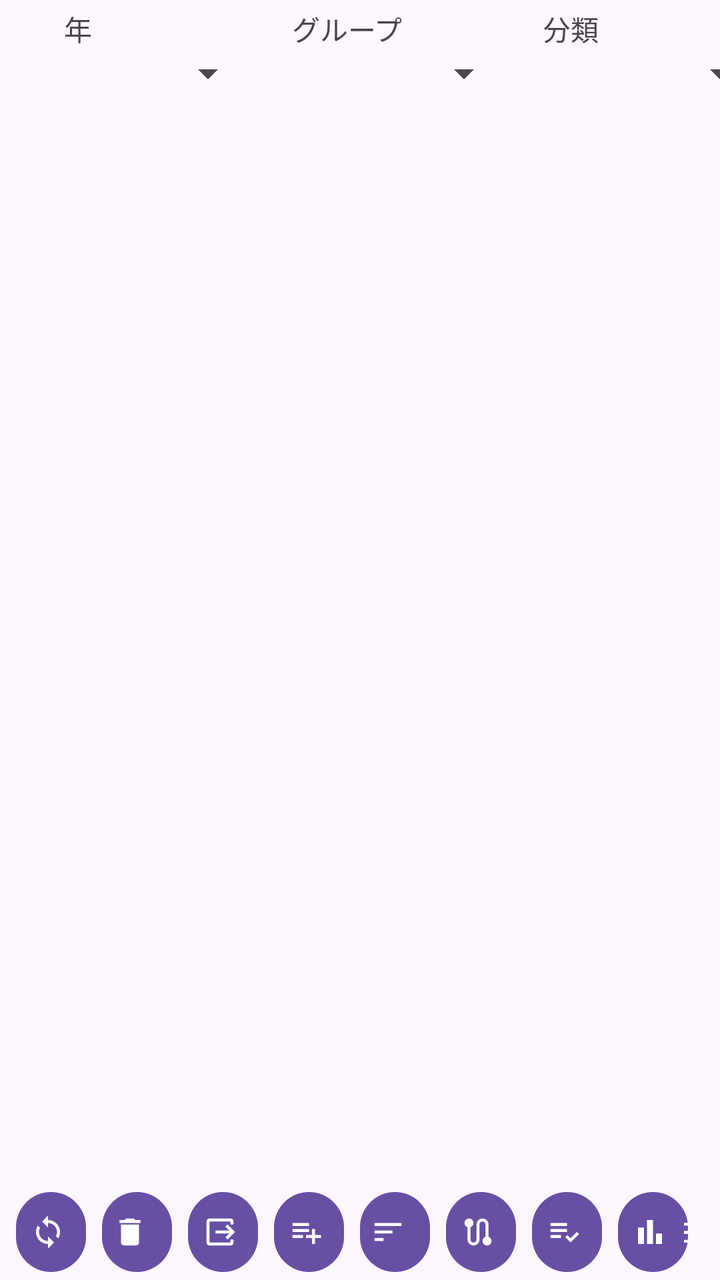
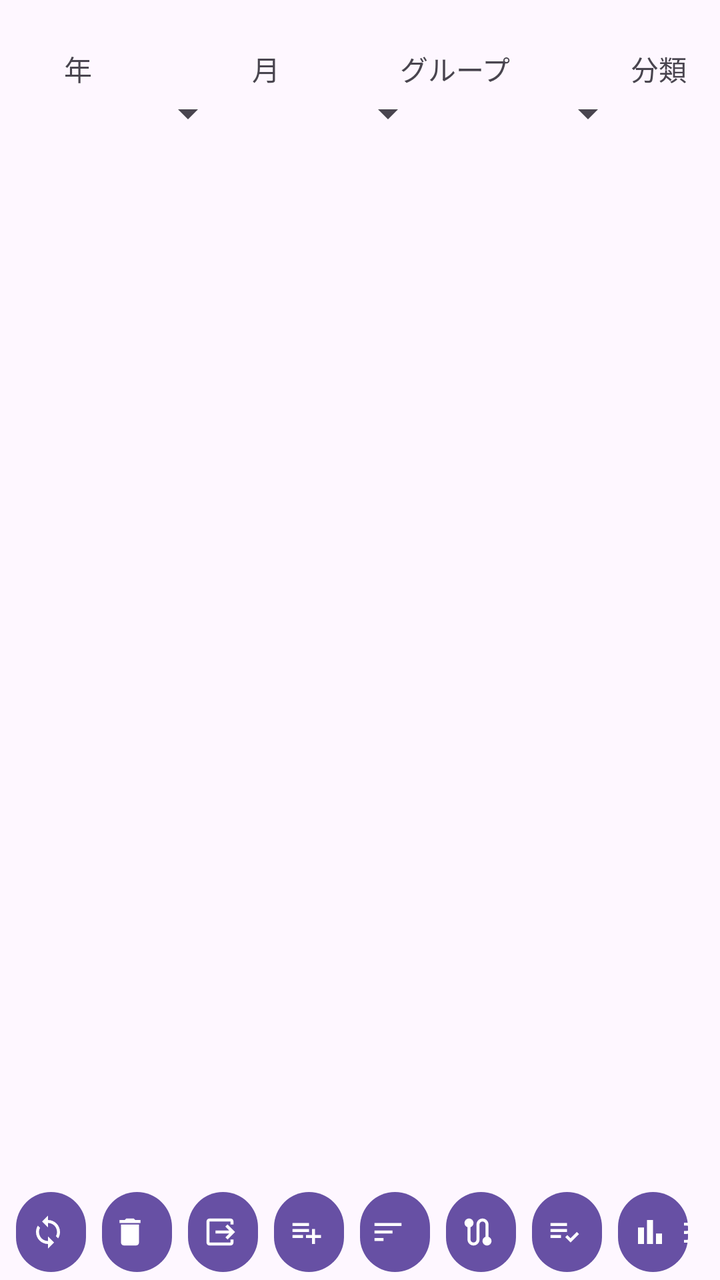

The first picture is an Android layout as it rendered before a commit; the second is the same layout after the commit. The layout source and the unified diff follow.
<!-- AndroidManifest.xml: application theme Theme.MyApplication4 -->
<!-- res/layout/activity_gps_trace_list.xml -->
<?xml version="1.0" encoding="utf-8"?>
<androidx.constraintlayout.widget.ConstraintLayout xmlns:android="http://schemas.android.com/apk/res/android"
    xmlns:app="http://schemas.android.com/apk/res-auto"
    xmlns:tools="http://schemas.android.com/tools"
    android:id="@+id/main"
    android:layout_width="match_parent"
    android:layout_height="match_parent"
    tools:context=".GpsTraceListActivity">

    <Spinner
        android:id="@+id/spinner7"
        android:layout_width="120dp"
        android:layout_height="wrap_content"
        android:layout_marginStart="8dp"
        app:layout_constraintStart_toStartOf="parent"
        app:layout_constraintTop_toBottomOf="@+id/textView34" />

    <Spinner
        android:id="@+id/spinner8"
        android:layout_width="120dp"
        android:layout_height="wrap_content"
        android:layout_marginStart="8dp"
        app:layout_constraintStart_toEndOf="@+id/spinner7"
        app:layout_constraintTop_toBottomOf="@+id/textView35" />

    <Spinner
        android:id="@+id/spinner9"
        android:layout_width="120dp"
        android:layout_height="wrap_content"
        android:layout_marginStart="8dp"
        app:layout_constraintStart_toEndOf="@+id/spinner8"
        app:layout_constraintTop_toBottomOf="@+id/textView36" />

    <Button
        android:id="@+id/button17"
        android:layout_width="35dp"
        android:layout_height="wrap_content"
        android:layout_marginStart="8dp"
        android:paddingLeft="7dp"
        app:icon="@drawable/ic_baseline_sync_24"
        app:layout_constraintBottom_toBottomOf="parent"
        app:layout_constraintStart_toStartOf="parent" />

    <Button
        android:id="@+id/button18"
        android:layout_width="35dp"
        android:layout_height="wrap_content"
        android:layout_marginStart="8dp"
        android:paddingLeft="5dp"
        app:icon="@drawable/ic_baseline_delete_24"
        app:layout_constraintBottom_toBottomOf="parent"
        app:layout_constraintStart_toEndOf="@+id/button17" />

    <Button
        android:id="@+id/button19"
        android:layout_width="35dp"
        android:layout_height="wrap_content"
        android:layout_marginStart="8dp"
        android:paddingLeft="5dp"
        app:icon="@drawable/ic_baseline_sort_24"
        app:layout_constraintBottom_toBottomOf="parent"
        app:layout_constraintStart_toEndOf="@+id/button27" />

    <Button
        android:id="@+id/button20"
        android:layout_width="35dp"
        android:layout_height="wrap_content"
        android:layout_marginStart="8dp"
        android:paddingLeft="7dp"
        android:paddingRight="0dp"
        app:icon="@drawable/ic_baseline_route_24"
        app:layout_constraintBottom_toBottomOf="parent"
        app:layout_constraintStart_toEndOf="@+id/button19" />

    <ListView
        android:id="@+id/gpsTraceListView"
        android:layout_width="0dp"
        android:layout_height="0dp"
        android:layout_marginStart="1dp"
        android:layout_marginEnd="1dp"
        app:layout_constraintBottom_toTopOf="@+id/button17"
        app:layout_constraintEnd_toEndOf="parent"
        app:layout_constraintStart_toStartOf="parent"
        app:layout_constraintTop_toBottomOf="@+id/spinner9" />

    <TextView
        android:id="@+id/textView34"
        android:layout_width="wrap_content"
        android:layout_height="wrap_content"
        android:layout_marginStart="32dp"
        android:layout_marginTop="4dp"
        android:text="年"
        app:layout_constraintStart_toStartOf="parent"
        app:layout_constraintTop_toTopOf="parent" />

    <TextView
        android:id="@+id/textView35"
        android:layout_width="wrap_content"
        android:layout_height="wrap_content"
        android:layout_marginStart="100dp"
        android:layout_marginTop="4dp"
        android:text="グループ"
        app:layout_constraintStart_toEndOf="@+id/textView34"
        app:layout_constraintTop_toTopOf="parent" />

    <TextView
        android:id="@+id/textView36"
        android:layout_width="wrap_content"
        android:layout_height="wrap_content"
        android:layout_marginStart="70dp"
        android:layout_marginTop="4dp"
        android:text="分類"
        app:layout_constraintStart_toEndOf="@+id/textView35"
        app:layout_constraintTop_toTopOf="parent" />

    <Button
        android:id="@+id/button25"
        android:layout_width="35dp"
        android:layout_height="wrap_content"
        android:layout_marginStart="8dp"
        android:paddingLeft="7dp"
        app:icon="@drawable/ic_outline_playlist_add_check_24"
        app:layout_constraintBottom_toBottomOf="parent"
        app:layout_constraintStart_toEndOf="@+id/button20" />

    <Button
        android:id="@+id/button27"
        android:layout_width="35dp"
        android:layout_height="wrap_content"
        android:layout_marginStart="8dp"
        android:paddingLeft="7dp"
        android:paddingRight="0dp"
        app:icon="@drawable/ic_baseline_playlist_add_24"
        app:layout_constraintBottom_toBottomOf="parent"
        app:layout_constraintStart_toEndOf="@+id/button28" />

    <Button
        android:id="@+id/button28"
        android:layout_width="35dp"
        android:layout_height="wrap_content"
        android:layout_marginStart="8dp"
        android:paddingLeft="7dp"
        android:paddingRight="0dp"
        app:icon="@drawable/ic_baseline_output_24"
        app:layout_constraintBottom_toBottomOf="parent"
        app:layout_constraintStart_toEndOf="@+id/button18" />

    <Button
        android:id="@+id/button"
        android:layout_width="35dp"
        android:layout_height="wrap_content"
        android:layout_marginStart="8dp"
        android:paddingLeft="7dp"
        android:paddingRight="0dp"
        android:text="B"
        app:icon="@drawable/outline_bar_chart_24"
        app:layout_constraintBottom_toBottomOf="parent"
        app:layout_constraintStart_toEndOf="@+id/button25" />

</androidx.constraintlayout.widget.ConstraintLayout>
<!-- resources referenced by this layout -->
<resources>
  <!-- drawable ic_baseline_delete_24 (drawable) -->
  <vector android:height="24dp" android:tint="#000000"
      android:viewportHeight="24" android:viewportWidth="24"
      android:width="24dp" xmlns:android="http://schemas.android.com/apk/res/android">
      <path android:fillColor="@android:color/white" android:pathData="M6,19c0,1.1 0.9,2 2,2h8c1.1,0 2,-0.9 2,-2V7H6v12zM19,4h-3.5l-1,-1h-5l-1,1H5v2h14V4z"/>
  </vector>
  <!-- drawable ic_baseline_output_24 (drawable) -->
  <vector android:height="24dp" android:tint="#000000"
      android:viewportHeight="24" android:viewportWidth="24"
      android:width="24dp" xmlns:android="http://schemas.android.com/apk/res/android">
      <path android:fillColor="@android:color/white" android:pathData="M17,17l5,-5l-5,-5l-1.41,1.41l2.58,2.59l-9.17,0l0,2l9.17,0l-2.58,2.59z"/>
      <path android:fillColor="@android:color/white" android:pathData="M19,19H5V5h14v2h2V5c0,-1.1 -0.89,-2 -2,-2H5C3.9,3 3,3.9 3,5v14c0,1.1 0.9,2 2,2h14c1.11,0 2,-0.9 2,-2v-2h-2V19z"/>
  </vector>
  <!-- drawable ic_baseline_playlist_add_24 (drawable) -->
  <vector android:autoMirrored="true" android:height="24dp"
      android:tint="#000000" android:viewportHeight="24"
      android:viewportWidth="24" android:width="24dp" xmlns:android="http://schemas.android.com/apk/res/android">
      <path android:fillColor="@android:color/white" android:pathData="M14,10H3v2h11V10zM14,6H3v2h11V6zM18,14v-4h-2v4h-4v2h4v4h2v-4h4v-2H18zM3,16h7v-2H3V16z"/>
  </vector>
  <!-- drawable ic_baseline_route_24 (drawable) -->
  <vector android:height="24dp" android:tint="#000000"
      android:viewportHeight="24" android:viewportWidth="24"
      android:width="24dp" xmlns:android="http://schemas.android.com/apk/res/android">
      <path android:fillColor="@android:color/white" android:pathData="M19,15.18V7c0,-2.21 -1.79,-4 -4,-4s-4,1.79 -4,4v10c0,1.1 -0.9,2 -2,2s-2,-0.9 -2,-2V8.82C8.16,8.4 9,7.3 9,6c0,-1.66 -1.34,-3 -3,-3S3,4.34 3,6c0,1.3 0.84,2.4 2,2.82V17c0,2.21 1.79,4 4,4s4,-1.79 4,-4V7c0,-1.1 0.9,-2 2,-2s2,0.9 2,2v8.18c-1.16,0.41 -2,1.51 -2,2.82c0,1.66 1.34,3 3,3s3,-1.34 3,-3C21,16.7 20.16,15.6 19,15.18z"/>
  </vector>
  <!-- drawable ic_baseline_sort_24 (drawable) -->
  <vector android:autoMirrored="true" android:height="24dp"
      android:tint="#000000" android:viewportHeight="24"
      android:viewportWidth="24" android:width="24dp" xmlns:android="http://schemas.android.com/apk/res/android">
      <path android:fillColor="@android:color/white" android:pathData="M3,18h6v-2L3,16v2zM3,6v2h18L21,6L3,6zM3,13h12v-2L3,11v2z"/>
  </vector>
  <!-- drawable ic_baseline_sync_24 (drawable) -->
  <vector xmlns:android="http://schemas.android.com/apk/res/android"
      android:width="24dp"
      android:height="24dp"
      android:viewportWidth="24"
      android:viewportHeight="24"
      android:tint="?attr/colorControlNormal">
    <path
        android:fillColor="@android:color/white"
        android:pathData="M12,4L12,1L8,5l4,4L12,6c3.31,0 6,2.69 6,6 0,1.01 -0.25,1.97 -0.7,2.8l1.46,1.46C19.54,15.03 20,13.57 20,12c0,-4.42 -3.58,-8 -8,-8zM12,18c-3.31,0 -6,-2.69 -6,-6 0,-1.01 0.25,-1.97 0.7,-2.8L5.24,7.74C4.46,8.97 4,10.43 4,12c0,4.42 3.58,8 8,8v3l4,-4 -4,-4v3z"/>
  </vector>
  <!-- drawable outline_bar_chart_24 (drawable) -->
  <vector xmlns:android="http://schemas.android.com/apk/res/android" android:height="24dp" android:tint="#000000" android:viewportHeight="960" android:viewportWidth="960" android:width="24dp">
        
      <path android:fillColor="@android:color/white" android:pathData="M640,800L640,520L800,520L800,800L640,800ZM400,800L400,160L560,160L560,800L400,800ZM160,800L160,360L320,360L320,800L160,800Z"/>
      
  </vector>
  <style name="Theme.MyApplication4" parent="Base.Theme.MyApplication4" />
  <style name="Base.Theme.MyApplication4" parent="Theme.Material3.DayNight">
          
          
      </style>
  <!-- unchanged entries left out for length: 1 -->
</resources>

<!-- the commit's change to res/layout/activity_gps_trace_list.xml (unified diff, before → after) -->
@@ -9,7 +9,7 @@
 
     <Spinner
         android:id="@+id/spinner7"
-        android:layout_width="120dp"
+        android:layout_width="110dp"
         android:layout_height="wrap_content"
         android:layout_marginStart="8dp"
         app:layout_constraintStart_toStartOf="parent"
@@ -17,15 +17,14 @@
 
     <Spinner
         android:id="@+id/spinner8"
-        android:layout_width="120dp"
+        android:layout_width="100dp"
         android:layout_height="wrap_content"
-        android:layout_marginStart="8dp"
-        app:layout_constraintStart_toEndOf="@+id/spinner7"
+        app:layout_constraintStart_toEndOf="@+id/spinner14"
         app:layout_constraintTop_toBottomOf="@+id/textView35" />
 
     <Spinner
         android:id="@+id/spinner9"
-        android:layout_width="120dp"
+        android:layout_width="100dp"
         android:layout_height="wrap_content"
         android:layout_marginStart="8dp"
         app:layout_constraintStart_toEndOf="@+id/spinner8"
@@ -88,7 +87,7 @@
         android:layout_width="wrap_content"
         android:layout_height="wrap_content"
         android:layout_marginStart="32dp"
-        android:layout_marginTop="4dp"
+        android:layout_marginTop="24dp"
         android:text="年"
         app:layout_constraintStart_toStartOf="parent"
         app:layout_constraintTop_toTopOf="parent" />
@@ -97,18 +96,18 @@
         android:id="@+id/textView35"
         android:layout_width="wrap_content"
         android:layout_height="wrap_content"
-        android:layout_marginStart="100dp"
-        android:layout_marginTop="4dp"
+        android:layout_marginStart="60dp"
+        android:layout_marginTop="24dp"
         android:text="グループ"
-        app:layout_constraintStart_toEndOf="@+id/textView34"
+        app:layout_constraintStart_toEndOf="@+id/textView37"
         app:layout_constraintTop_toTopOf="parent" />
 
     <TextView
         android:id="@+id/textView36"
         android:layout_width="wrap_content"
         android:layout_height="wrap_content"
-        android:layout_marginStart="70dp"
-        android:layout_marginTop="4dp"
+        android:layout_marginStart="60dp"
+        android:layout_marginTop="24dp"
         android:text="分類"
         app:layout_constraintStart_toEndOf="@+id/textView35"
         app:layout_constraintTop_toTopOf="parent" />
@@ -157,4 +156,21 @@
         app:layout_constraintBottom_toBottomOf="parent"
         app:layout_constraintStart_toEndOf="@+id/button25" />
 
+    <Spinner
+        android:id="@+id/spinner14"
+        android:layout_width="100dp"
+        android:layout_height="wrap_content"
+        app:layout_constraintStart_toEndOf="@+id/spinner7"
+        app:layout_constraintTop_toBottomOf="@+id/textView37" />
+
+    <TextView
+        android:id="@+id/textView37"
+        android:layout_width="wrap_content"
+        android:layout_height="wrap_content"
+        android:layout_marginStart="80dp"
+        android:layout_marginTop="24dp"
+        android:text="月"
+        app:layout_constraintStart_toEndOf="@+id/textView34"
+        app:layout_constraintTop_toTopOf="parent" />
+
 </androidx.constraintlayout.widget.ConstraintLayout>
